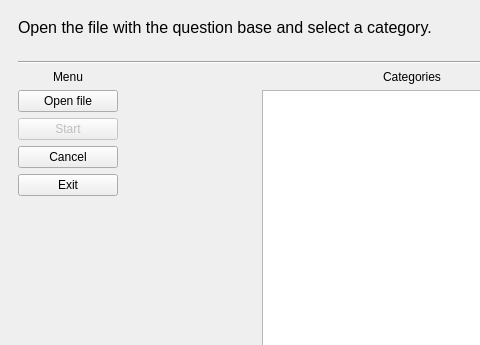
Before: the Qt Designer form mainwindow.ui in bscisel/WUT_Object-oriented_programming, drawn with Qt 5; both pictures show x 0 to 480 and y 0 to 345 of the 580 by 445 pixel window.
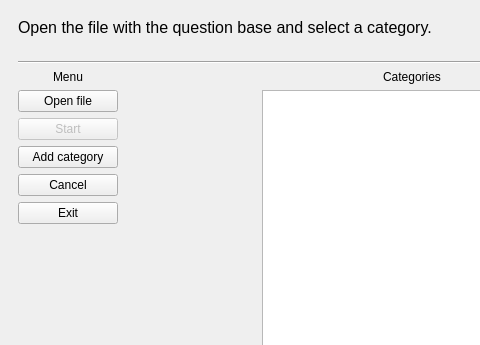
After: the same form once the commit is applied. The open tabs and pages were chosen to show the change.

```diff
--- a/mainwindow.ui
+++ b/mainwindow.ui
@@ -288,6 +288,13 @@
                 </property>
                </widget>
               </item>
+              <item>
+               <widget class="QPushButton" name="addCategoryButton">
+                <property name="text">
+                 <string>Add category</string>
+                </property>
+               </widget>
+              </item>
               <item>
                <widget class="QPushButton" name="cancelButton">
                 <property name="text">
```
Left out of the diff: 2 changed lines with no effect on the pictures.
